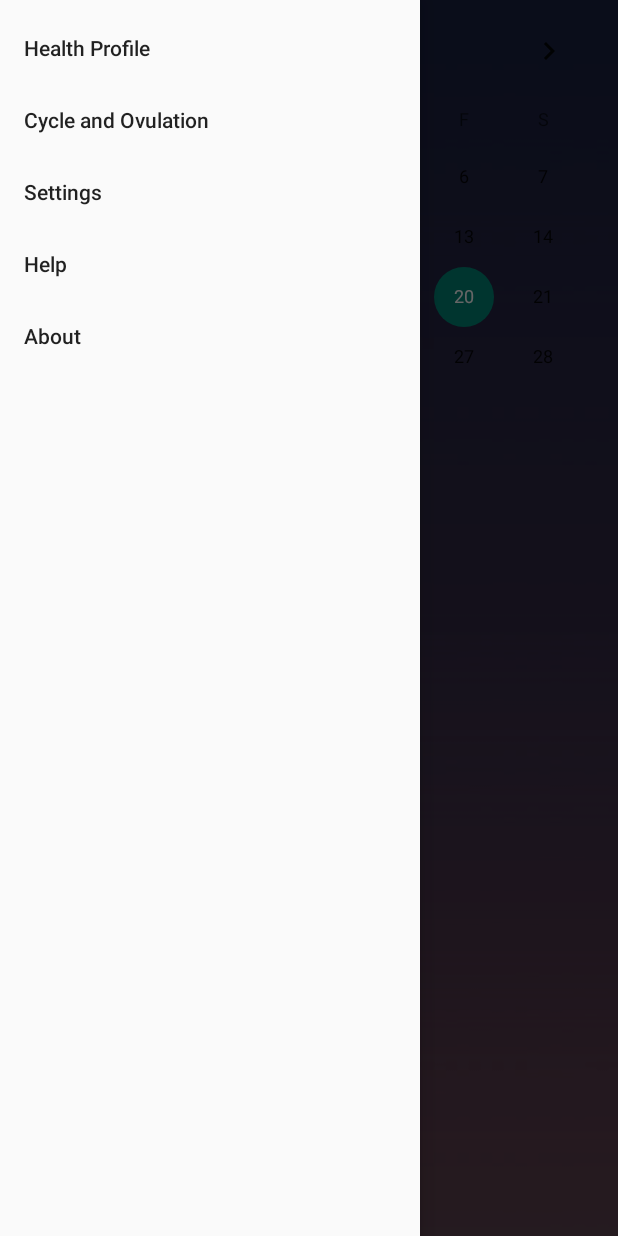
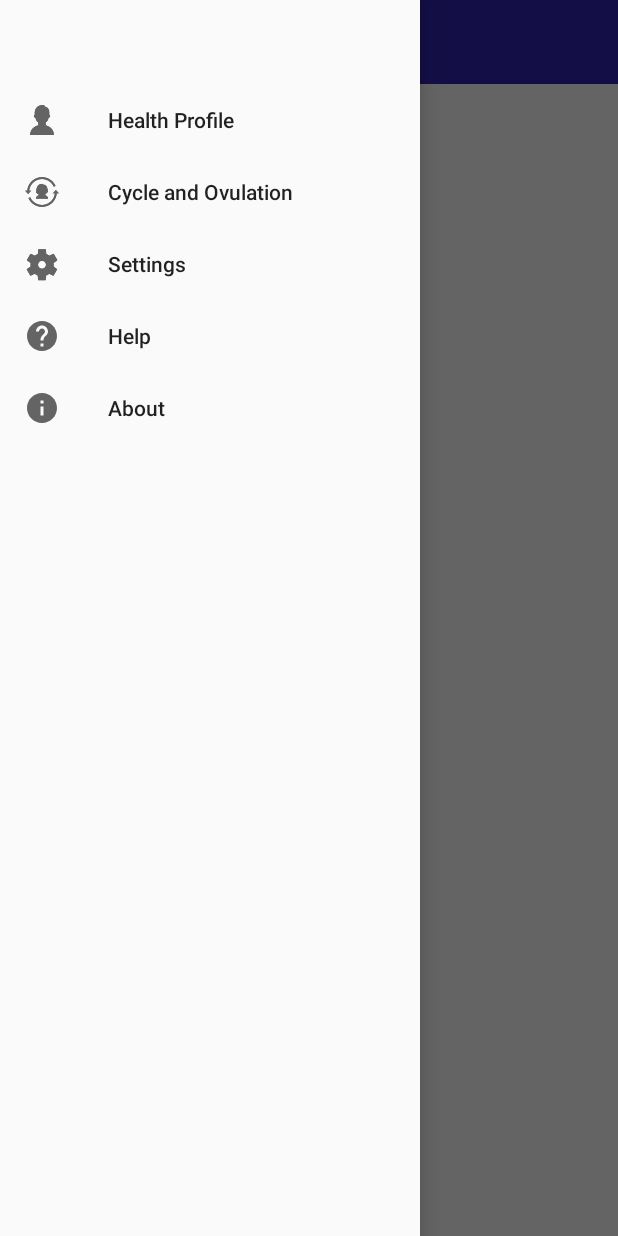
Before and after one commit to jesjoshie/TechCare, an Android app: the MainActivity2 screen opened directly, with no data from a screen before it, with the side drawer open, on a phone screen of 412 x 824 dp. Run offline under Robolectric (Android 15) with nearby library versions, the phone set to English and light mode, and no system bars.

Commit message:
icons added in  navigation part

```diff
--- a/app/build.gradle
+++ b/app/build.gradle
@@ -48,5 +48,8 @@ dependencies {
     //Coroutines
     implementation 'org.jetbrains.kotlinx:kotlinx-coroutines-core:1.3.9'
     implementation 'org.jetbrains.kotlinx:kotlinx-coroutines-android:1.3.9'
-    implementation 'com.google.android.material:material:1.0.0'
+    implementation 'com.google.android.material:material:1.2.0-alpha02'
+    implementation 'com.makeramen:roundedimageview:2.3.0'
+    implementation 'androidx.navigation:navigation-fragment-ktx:2.2.0-rc03'
+    implementation 'androidx.navigation:navigation-ui-ktx:2.2.0-rc03'
 }
--- a/app/src/main/java/com/example/techcare/MainActivity2.kt
+++ b/app/src/main/java/com/example/techcare/MainActivity2.kt
@@ -3,8 +3,11 @@ package com.example.techcare
 import androidx.appcompat.app.AppCompatActivity
 import android.os.Bundle
 import android.view.MenuItem
+import android.widget.ImageButton
+import android.widget.ImageView
 import android.widget.Toast
 import androidx.appcompat.app.ActionBarDrawerToggle
+import androidx.core.view.GravityCompat
 import androidx.drawerlayout.widget.DrawerLayout
 import com.google.android.material.navigation.NavigationView
 
@@ -13,9 +16,12 @@ class MainActivity2 : AppCompatActivity() {
     override fun onCreate(savedInstanceState: Bundle?) {
         super.onCreate(savedInstanceState)
         setContentView(R.layout.activity_main2)
+        val imgmenu = findViewById<ImageView>(R.id.imagemenu)
         val drawerlayout = findViewById<DrawerLayout>(R.id.drawer_layout)
         val navView =findViewById<NavigationView>(R.id.nav_view)
-
+        imgmenu.setOnClickListener(){
+            drawerlayout.openDrawer(GravityCompat.START)
+        }
         toggle = ActionBarDrawerToggle(this,drawerlayout, R.string.open,R.string.close)
         drawerlayout.addDrawerListener(toggle)
         toggle.syncState()
--- /dev/null
+++ b/app/src/main/res/drawable/help.xml
@@ -0,0 +1,10 @@
+<vector xmlns:android="http://schemas.android.com/apk/res/android"
+    android:width="24dp"
+    android:height="24dp"
+    android:viewportWidth="24"
+    android:viewportHeight="24"
+    android:tint="?attr/colorControlNormal">
+  <path
+      android:fillColor="@android:color/white"
+      android:pathData="M12,2C6.48,2 2,6.48 2,12s4.48,10 10,10 10,-4.48 10,-10S17.52,2 12,2zM13,19h-2v-2h2v2zM15.07,11.25l-0.9,0.92C13.45,12.9 13,13.5 13,15h-2v-0.5c0,-1.1 0.45,-2.1 1.17,-2.83l1.24,-1.26c0.37,-0.36 0.59,-0.86 0.59,-1.41 0,-1.1 -0.9,-2 -2,-2s-2,0.9 -2,2L8,9c0,-2.21 1.79,-4 4,-4s4,1.79 4,4c0,0.88 -0.36,1.68 -0.93,2.25z"/>
+</vector>
--- /dev/null
+++ b/app/src/main/res/drawable/ic_menu.xml
@@ -0,0 +1,10 @@
+<vector xmlns:android="http://schemas.android.com/apk/res/android"
+    android:width="24dp"
+    android:height="24dp"
+    android:viewportWidth="24"
+    android:viewportHeight="24"
+    android:tint="?attr/colorControlNormal">
+  <path
+      android:fillColor="@android:color/white"
+      android:pathData="M3,18h18v-2L3,16v2zM3,13h18v-2L3,11v2zM3,6v2h18L21,6L3,6z"/>
+</vector>
--- /dev/null
+++ b/app/src/main/res/drawable/inbox.xml
@@ -0,0 +1,10 @@
+<vector xmlns:android="http://schemas.android.com/apk/res/android"
+    android:width="24dp"
+    android:height="24dp"
+    android:viewportWidth="24"
+    android:viewportHeight="24"
+    android:tint="?attr/colorControlNormal">
+  <path
+      android:fillColor="@android:color/white"
+      android:pathData="M19,3L4.99,3c-1.11,0 -1.98,0.89 -1.98,2L3,19c0,1.1 0.88,2 1.99,2L19,21c1.1,0 2,-0.9 2,-2L21,5c0,-1.11 -0.9,-2 -2,-2zM19,15h-4c0,1.66 -1.35,3 -3,3s-3,-1.34 -3,-3L4.99,15L4.99,5L19,5v10z"/>
+</vector>
--- /dev/null
+++ b/app/src/main/res/drawable/info.xml
@@ -0,0 +1,10 @@
+<vector xmlns:android="http://schemas.android.com/apk/res/android"
+    android:width="24dp"
+    android:height="24dp"
+    android:viewportWidth="24"
+    android:viewportHeight="24"
+    android:tint="?attr/colorControlNormal">
+  <path
+      android:fillColor="@android:color/white"
+      android:pathData="M12,2C6.48,2 2,6.48 2,12s4.48,10 10,10 10,-4.48 10,-10S17.52,2 12,2zM13,17h-2v-6h2v6zM13,9h-2L11,7h2v2z"/>
+</vector>
--- a/app/src/main/res/layout/activity_main2.xml
+++ b/app/src/main/res/layout/activity_main2.xml
@@ -8,24 +8,43 @@
     tools:context=".MainActivity2">
 
 
-    <androidx.constraintlayout.widget.ConstraintLayout         android:layout_width="match_parent"
-            android:layout_height="match_parent"
+    <androidx.constraintlayout.widget.ConstraintLayout
+            android:layout_width="match_parent"
+            android:layout_height="match_parent">
+        <LinearLayout
+            android:id="@+id/layoutToolBar"
+            android:layout_width="match_parent"
+            android:layout_height="?actionBarSize"
+            android:background="@color/dark_blue"
+            android:gravity="center_vertical"
+            android:orientation="horizontal"
+            android:paddingStart="15dp"
+            android:paddingEnd="15dp"
+             app:layout_constraintTop_toTopOf="parent"
             >
         <ImageView
-            android:layout_width="match_parent"
-            android:layout_height="match_parent"
-            android:src="@drawable/bg"
-            android:scaleType="centerCrop"
-            android:id="@+id/formBack"/>
+            android:id="@+id/imagemenu"
+            android:layout_width="30dp"
+            android:layout_height="30dp"
+            android:contentDescription="@string/app_name"
+            android:src="@drawable/ic_menu"
+            android:tint="@color/White"
+            />
+            <TextView
+                android:layout_width="match_parent"
+                android:layout_height="wrap_content"
+                android:text="@string/app_name"
+                android:textColor="@color/White"
+                android:textSize="20dp"
+                android:textStyle="bold"
+                />
+
+        </LinearLayout>
+
 
 
     </androidx.constraintlayout.widget.ConstraintLayout>
-    <CalendarView
-        android:id="@+id/calendarView"
-        android:layout_width="wrap_content"
-        android:layout_height="wrap_content"
-        tools:layout_editor_absoluteX="30dp"
-        tools:layout_editor_absoluteY="214dp" />
+
 
     <com.google.android.material.navigation.NavigationView
             android:id="@+id/nav_view"
--- a/app/src/main/res/menu/nav_header_menu.xml
+++ b/app/src/main/res/menu/nav_header_menu.xml
@@ -1,20 +1,30 @@
 <?xml version="1.0" encoding="utf-8"?>
 <menu xmlns:android="http://schemas.android.com/apk/res/android">
-<item
+    <item
+        android:id="@+id/miItem"
+
+        android:title=""/>
+
+    <item
     android:id="@+id/miItem1"
+    android:icon="@drawable/testaccount"
     android:title="Health Profile"/>
     <item
         android:id="@+id/miItem2"
+        android:icon="@drawable/cyclefemale"
         android:title="Cycle and Ovulation"/>
     <item
         android:id="@+id/miItem3"
+        android:icon="@drawable/settings"
         android:title="Settings"/>
 
     <item
         android:id="@+id/miItem4"
+        android:icon="@drawable/help"
         android:title="Help"/>
     <item
         android:id="@+id/miItem5"
+        android:icon="@drawable/info"
         android:title="About"/>
 
 
--- a/app/src/main/res/values/styles.xml
+++ b/app/src/main/res/values/styles.xml
@@ -1,6 +1,6 @@
 <resources>
     <!-- Base application theme. -->
-    <style name="AppTheme" parent="Theme.AppCompat.Light.DarkActionBar">
+    <style name="AppTheme" parent="Theme.MaterialComponents.Light.NoActionBar">
         <!-- Customize your theme here. -->
         <item name="colorPrimary">@color/colorPrimary</item>
         <item name="colorPrimaryDark">@color/colorPrimaryDark</item>
```
Also changed, not shown: app/src/main/res/drawable/cyclefemale.png (added), app/src/main/res/drawable/settings.png (added), app/src/main/res/drawable/testaccount.png (added), gradle/wrapper/gradle-wrapper.properties.
